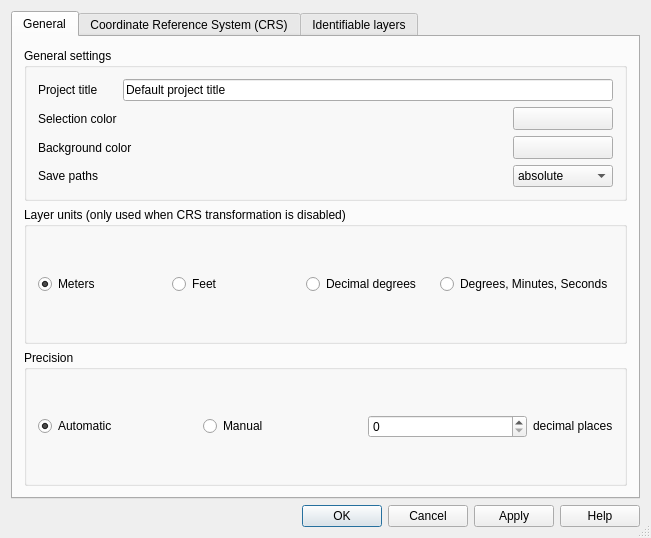
This is qgis/src/ui/qgsprojectpropertiesbase.ui in sourcepole/qgis as Qt 5 draws it before an edit. The edited form follows.
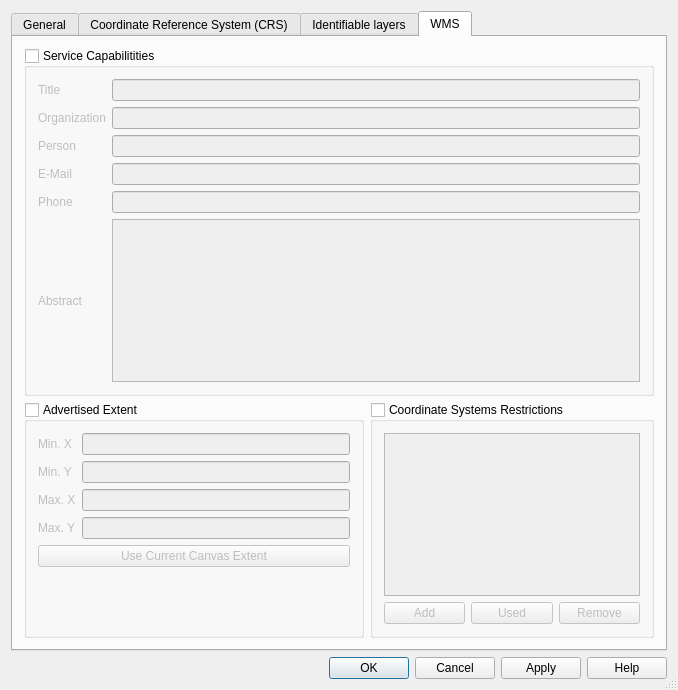
This is the edited form. The open tabs and pages were chosen to show the change. Icons and pictures are not drawn. Custom widgets are drawn as their Qt base class.

Commit message: allow setting mapserver service properties in project properties

```diff
--- a/qgis/src/ui/qgsprojectpropertiesbase.ui
+++ b/qgis/src/ui/qgsprojectpropertiesbase.ui
@@ -6,8 +6,8 @@
    <rect>
     <x>0</x>
     <y>0</y>
-    <width>651</width>
-    <height>538</height>
+    <width>678</width>
+    <height>690</height>
    </rect>
   </property>
   <property name="windowTitle">
@@ -20,6 +20,16 @@
    <bool>true</bool>
   </property>
   <layout class="QGridLayout" name="gridLayout_2">
+   <item row="1" column="0">
+    <widget class="QDialogButtonBox" name="buttonBox">
+     <property name="orientation">
+      <enum>Qt::Horizontal</enum>
+     </property>
+     <property name="standardButtons">
+      <set>QDialogButtonBox::Apply|QDialogButtonBox::Cancel|QDialogButtonBox::Help|QDialogButtonBox::Ok</set>
+     </property>
+    </widget>
+   </item>
    <item row="0" column="0">
     <widget class="QTabWidget" name="tabWidget">
      <property name="currentIndex">
@@ -353,16 +363,245 @@
        </item>
       </layout>
      </widget>
-    </widget>
-   </item>
-   <item row="1" column="0">
-    <widget class="QDialogButtonBox" name="buttonBox">
-     <property name="orientation">
-      <enum>Qt::Horizontal</enum>
-     </property>
-     <property name="standardButtons">
-      <set>QDialogButtonBox::Apply|QDialogButtonBox::Cancel|QDialogButtonBox::Help|QDialogButtonBox::Ok</set>
-     </property>
+     <widget class="QWidget" name="tab">
+      <attribute name="title">
+       <string>WMS</string>
+      </attribute>
+      <layout class="QGridLayout" name="gridLayout_3">
+       <item row="0" column="0" colspan="2">
+        <widget class="QGroupBox" name="grpWMSServiceCapabilities">
+         <property name="title">
+          <string>Service Capabilitities</string>
+         </property>
+         <property name="checkable">
+          <bool>true</bool>
+         </property>
+         <property name="checked">
+          <bool>false</bool>
+         </property>
+         <layout class="QGridLayout" name="gridLayout">
+          <item row="0" column="0">
+           <widget class="QLabel" name="label_6">
+            <property name="text">
+             <string>Title</string>
+            </property>
+            <property name="buddy">
+             <cstring>mWMSTitle</cstring>
+            </property>
+           </widget>
+          </item>
+          <item row="0" column="2">
+           <widget class="QLineEdit" name="mWMSTitle"/>
+          </item>
+          <item row="2" column="0">
+           <widget class="QLabel" name="label_7">
+            <property name="text">
+             <string>Person</string>
+            </property>
+            <property name="buddy">
+             <cstring>mWMSContactPerson</cstring>
+            </property>
+           </widget>
+          </item>
+          <item row="2" column="2">
+           <widget class="QLineEdit" name="mWMSContactPerson"/>
+          </item>
+          <item row="5" column="0">
+           <widget class="QLabel" name="label_8">
+            <property name="text">
+             <string>Phone</string>
+            </property>
+            <property name="buddy">
+             <cstring>mWMSContactPhone</cstring>
+            </property>
+           </widget>
+          </item>
+          <item row="5" column="2">
+           <widget class="QLineEdit" name="mWMSContactPhone"/>
+          </item>
+          <item row="7" column="2">
+           <widget class="QTextEdit" name="mWMSAbstract"/>
+          </item>
+          <item row="7" column="0">
+           <widget class="QLabel" name="label_5">
+            <property name="text">
+             <string>Abstract</string>
+            </property>
+            <property name="buddy">
+             <cstring>mWMSAbstract</cstring>
+            </property>
+           </widget>
+          </item>
+          <item row="4" column="0">
+           <widget class="QLabel" name="label_13">
+            <property name="text">
+             <string>E-Mail</string>
+            </property>
+           </widget>
+          </item>
+          <item row="4" column="2">
+           <widget class="QLineEdit" name="mWMSContactMail"/>
+          </item>
+          <item row="1" column="0">
+           <widget class="QLabel" name="label_4">
+            <property name="text">
+             <string>Organization</string>
+            </property>
+            <property name="buddy">
+             <cstring>mWMSContactOrganization</cstring>
+            </property>
+           </widget>
+          </item>
+          <item row="1" column="2">
+           <widget class="QLineEdit" name="mWMSContactOrganization"/>
+          </item>
+         </layout>
+        </widget>
+       </item>
+       <item row="3" column="0">
+        <widget class="QGroupBox" name="grpWMSExt">
+         <property name="title">
+          <string>Advertised Extent</string>
+         </property>
+         <property name="checkable">
+          <bool>true</bool>
+         </property>
+         <property name="checked">
+          <bool>false</bool>
+         </property>
+         <layout class="QGridLayout" name="gridLayout_4">
+          <item row="0" column="0">
+           <widget class="QLabel" name="label_11">
+            <property name="text">
+             <string>Min. X</string>
+            </property>
+            <property name="buddy">
+             <cstring>mWMSExtMinX</cstring>
+            </property>
+           </widget>
+          </item>
+          <item row="0" column="1">
+           <widget class="QLineEdit" name="mWMSExtMinX">
+            <property name="text">
+             <string/>
+            </property>
+           </widget>
+          </item>
+          <item row="1" column="0">
+           <widget class="QLabel" name="label_12">
+            <property name="text">
+             <string>Min. Y</string>
+            </property>
+            <property name="buddy">
+             <cstring>mWMSExtMinY</cstring>
+            </property>
+           </widget>
+          </item>
+          <item row="1" column="1">
+           <widget class="QLineEdit" name="mWMSExtMinY">
+            <property name="text">
+             <string/>
+            </property>
+           </widget>
+          </item>
+          <item row="2" column="0">
+           <widget class="QLabel" name="label_9">
+            <property name="text">
+             <string>Max. X</string>
+            </property>
+            <property name="buddy">
+             <cstring>mWMSExtMaxX</cstring>
+            </property>
+           </widget>
+          </item>
+          <item row="2" column="1">
+           <widget class="QLineEdit" name="mWMSExtMaxX">
+            <property name="text">
+             <string/>
+            </property>
+           </widget>
+          </item>
+          <item row="3" column="0">
+           <widget class="QLabel" name="label_10">
+            <property name="text">
+             <string>Max. Y</string>
+            </property>
+            <property name="buddy">
+             <cstring>mWMSExtMaxY</cstring>
+            </property>
+           </widget>
+          </item>
+          <item row="3" column="1">
+           <widget class="QLineEdit" name="mWMSExtMaxY">
+            <property name="text">
+             <string/>
+            </property>
+           </widget>
+          </item>
+          <item row="4" column="0" colspan="2">
+           <widget class="QPushButton" name="pbnWMSExtCanvas">
+            <property name="text">
+             <string>Use Current Canvas Extent</string>
+            </property>
+           </widget>
+          </item>
+          <item row="5" column="0" colspan="2">
+           <spacer name="verticalSpacer">
+            <property name="orientation">
+             <enum>Qt::Vertical</enum>
+            </property>
+            <property name="sizeHint" stdset="0">
+             <size>
+              <width>20</width>
+              <height>40</height>
+             </size>
+            </property>
+           </spacer>
+          </item>
+         </layout>
+        </widget>
+       </item>
+       <item row="3" column="1">
+        <widget class="QGroupBox" name="grpWMSList">
+         <property name="title">
+          <string>Coordinate Systems Restrictions</string>
+         </property>
+         <property name="checkable">
+          <bool>true</bool>
+         </property>
+         <property name="checked">
+          <bool>false</bool>
+         </property>
+         <layout class="QGridLayout" name="gridLayout_5">
+          <item row="0" column="0" colspan="3">
+           <widget class="QListWidget" name="mWMSList"/>
+          </item>
+          <item row="1" column="0">
+           <widget class="QPushButton" name="pbnWMSAddSRS">
+            <property name="text">
+             <string>Add</string>
+            </property>
+           </widget>
+          </item>
+          <item row="1" column="2">
+           <widget class="QPushButton" name="pbnWMSRemoveSRS">
+            <property name="text">
+             <string>Remove</string>
+            </property>
+           </widget>
+          </item>
+          <item row="1" column="1">
+           <widget class="QPushButton" name="pbnWMSSetUsedSRS">
+            <property name="text">
+             <string>Used</string>
+            </property>
+           </widget>
+          </item>
+         </layout>
+        </widget>
+       </item>
+      </layout>
+     </widget>
     </widget>
    </item>
   </layout>
```
Left out of the diff: 18 changed lines with no effect on the pictures. The commit also changes 2 other files.
